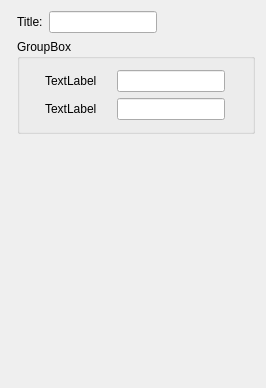
Above: src/ConfigWindow.ui from BeepBoop486/GameMaker9 before the change. Below: the same form after it.
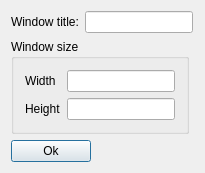
That is the form after the change.

Commit message: Added savinf and loading on Config

Diff of the .ui file:
```diff
--- a/src/ConfigWindow.ui
+++ b/src/ConfigWindow.ui
@@ -6,15 +6,15 @@
    <rect>
     <x>0</x>
     <y>0</y>
-    <width>266</width>
-    <height>388</height>
+    <width>205</width>
+    <height>166</height>
    </rect>
   </property>
   <property name="windowTitle">
    <string>Config</string>
   </property>
-  <layout class="QFormLayout" name="formLayout">
-   <item row="2" column="1">
+  <layout class="QVBoxLayout" name="verticalLayout">
+   <item>
     <layout class="QFormLayout" name="formLayout_2">
      <item row="1" column="1">
       <widget class="QLineEdit" name="lineEdit">
@@ -29,16 +29,22 @@
      <item row="1" column="0">
       <widget class="QLabel" name="titleLabel">
        <property name="text">
-        <string>Title:</string>
+        <string>Window title:</string>
        </property>
       </widget>
      </item>
     </layout>
    </item>
-   <item row="3" column="1">
-    <widget class="QGroupBox" name="groupBox">
+   <item>
+    <widget class="QGroupBox" name="windowSizeBox">
+     <property name="sizePolicy">
+      <sizepolicy hsizetype="Maximum" vsizetype="Preferred">
+       <horstretch>0</horstretch>
+       <verstretch>0</verstretch>
+      </sizepolicy>
+     </property>
      <property name="title">
-      <string>GroupBox</string>
+      <string>Window size</string>
      </property>
      <layout class="QGridLayout" name="gridLayout">
       <item row="0" column="0">
@@ -50,7 +56,7 @@
          </sizepolicy>
         </property>
         <property name="text">
-         <string>TextLabel</string>
+         <string>Width</string>
         </property>
        </widget>
       </item>
@@ -63,7 +69,7 @@
          </sizepolicy>
         </property>
         <property name="text">
-         <string>TextLabel</string>
+         <string>Height</string>
         </property>
        </widget>
       </item>
@@ -90,6 +96,32 @@
      </layout>
     </widget>
    </item>
+   <item>
+    <spacer name="verticalSpacer">
+     <property name="orientation">
+      <enum>Qt::Vertical</enum>
+     </property>
+     <property name="sizeHint" stdset="0">
+      <size>
+       <width>20</width>
+       <height>40</height>
+      </size>
+     </property>
+    </spacer>
+   </item>
+   <item>
+    <widget class="QPushButton" name="okButton">
+     <property name="sizePolicy">
+      <sizepolicy hsizetype="Maximum" vsizetype="Fixed">
+       <horstretch>0</horstretch>
+       <verstretch>0</verstretch>
+      </sizepolicy>
+     </property>
+     <property name="text">
+      <string>Ok</string>
+     </property>
+    </widget>
+   </item>
   </layout>
  </widget>
  <layoutdefault spacing="6" margin="11"/>
```
Left out of the diff: 10 changed lines with no effect on the pictures. The commit also changes 16 other files.
